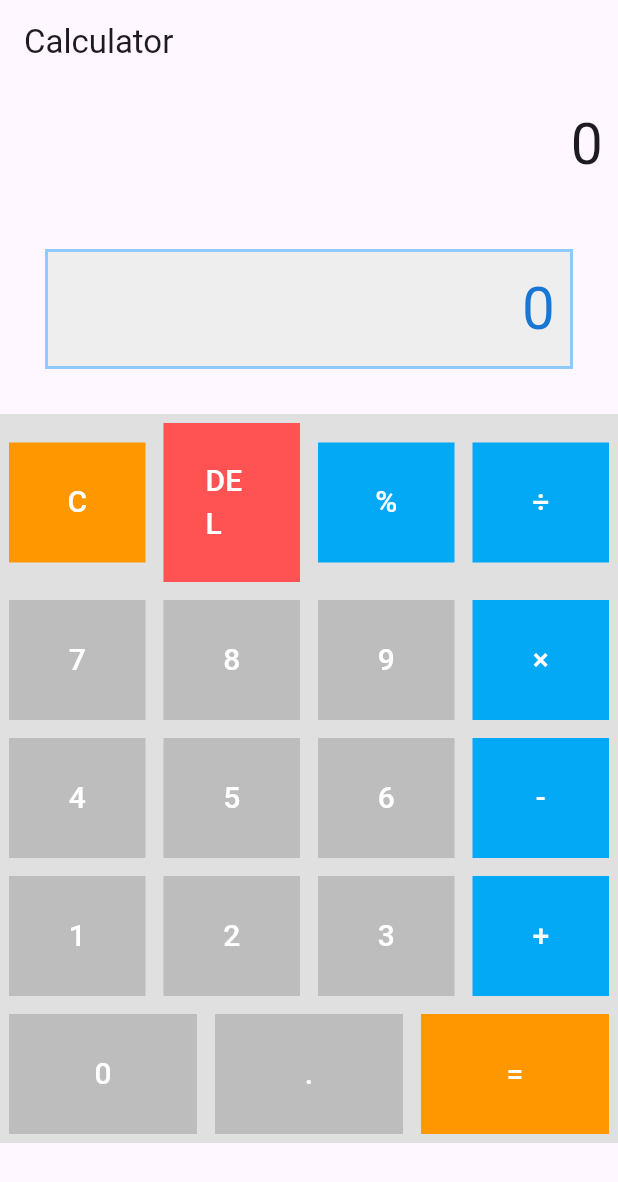
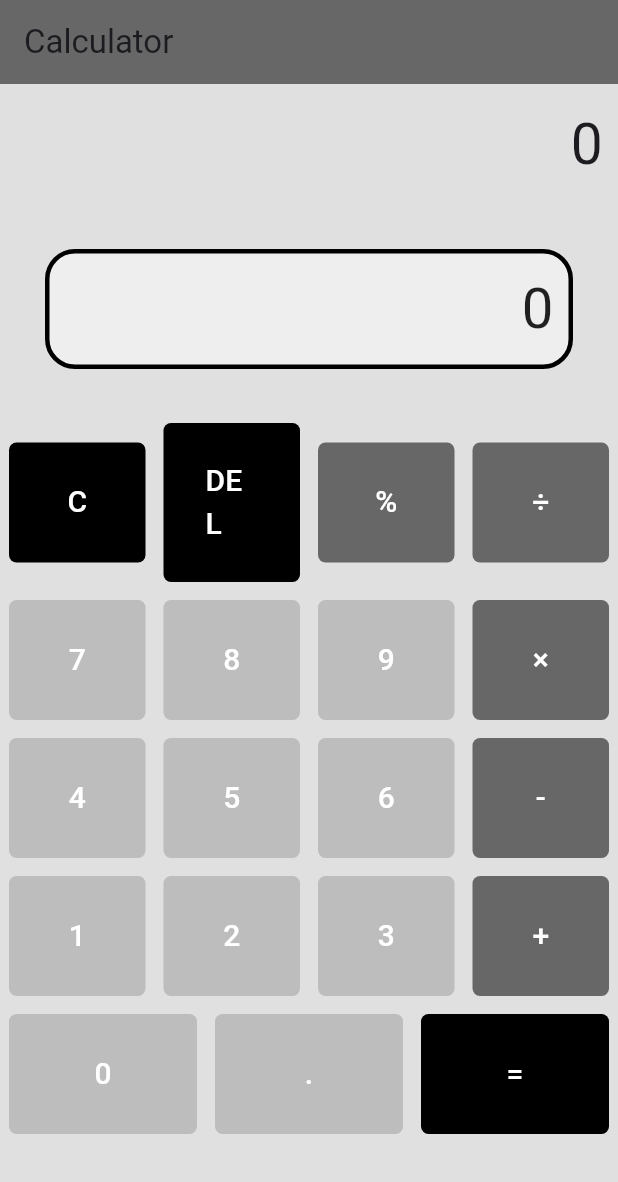
Before and after one commit to samuelpastor31/Calculadora-Flutter, a Flutter app: the screen it shows after launch, on a phone screen of 412 x 824 dp. Shown: the top 1182 px of the screen. Run offline on Flutter 3.47's test engine with Material 3 defaults, Android fonts, the phone set to English and light mode, and no system bars; our stand-ins replace math_expressions.

Commit message:
septimo commit, actividad 3

```diff
--- a/lib/calculator_home.dart
+++ b/lib/calculator_home.dart
@@ -41,10 +41,11 @@ class _CalculatorHomeState extends State<CalculatorHome> {
       alignment: Alignment.centerRight,
       margin: EdgeInsets.all(30.0),
       decoration: BoxDecoration(
+        borderRadius: BorderRadius.circular(20.0), //todo activ3 borde
         color: Colors.grey.shade200,
         border: Border.all(
-          color: Colors.blue.shade200,
-          width: 2,
+          color: Colors.black, //todo activ3 cambio de color y grosor del borde
+          width: 3,
         ),
       ),
       height: CalculatorHome.panelMaxHeight, //todo activ1 Restricción de altura máxima
@@ -55,7 +56,7 @@ class _CalculatorHomeState extends State<CalculatorHome> {
           _resultText,
           style: TextStyle(
             fontSize: _resultFontSize,
-            color: Colors.blue.shade700,
+            color: Colors.black87, //todo activ3 cambio color resultado a negro
           ),
           overflow: TextOverflow.ellipsis, //todo activ1 Evita que se desborde el texto
         ),
@@ -67,7 +68,9 @@ class _CalculatorHomeState extends State<CalculatorHome> {
     return Container(
       margin: EdgeInsets.all(6),
       padding: EdgeInsets.all(16),
-      decoration: BoxDecoration(color: color,),
+      decoration: BoxDecoration(
+          color: color,
+          borderRadius: BorderRadius.circular(5.0)),//todo activ3 botones redondeados
       child: TextButton(
         child: Text(
           text,
@@ -78,7 +81,7 @@ class _CalculatorHomeState extends State<CalculatorHome> {
     );
   }
 
-  Widget _buttonsPanel() {
+  Widget _buttonsPanel() { //todo activ3 cambio color
     return Container(
       color: Colors.grey.shade300,
       child: Column(
@@ -86,10 +89,10 @@ class _CalculatorHomeState extends State<CalculatorHome> {
         children: <Widget>[
           Row(
             children: <Widget>[
-              Expanded(child: _calcButton('C', Colors.orange),),
-              Expanded(child:_calcButton('DEL', Colors.redAccent),),
-              Expanded(child:_calcButton('%', Colors.lightBlue),),
-              Expanded(child:_calcButton('÷', Colors.lightBlue),),
+              Expanded(child: _calcButton('C', Colors.black),),
+              Expanded(child:_calcButton('DEL', Colors.black),),
+              Expanded(child:_calcButton('%', Colors.black54),),
+              Expanded(child:_calcButton('÷', Colors.black54),),
             ],
           ),
           Row(
@@ -97,7 +100,7 @@ class _CalculatorHomeState extends State<CalculatorHome> {
               Expanded(child:_calcButton('7', Colors.grey.shade400),),
               Expanded(child:_calcButton('8', Colors.grey.shade400),),
               Expanded(child:_calcButton('9', Colors.grey.shade400),),
-              Expanded(child:_calcButton('×', Colors.lightBlue),),
+              Expanded(child:_calcButton('×', Colors.black54),),
             ],
           ),
           Row(
@@ -105,7 +108,7 @@ class _CalculatorHomeState extends State<CalculatorHome> {
               Expanded(child:_calcButton('4', Colors.grey.shade400),),
               Expanded(child:_calcButton('5', Colors.grey.shade400),),
               Expanded(child:_calcButton('6', Colors.grey.shade400),),
-              Expanded(child:_calcButton('-', Colors.lightBlue),),
+              Expanded(child:_calcButton('-', Colors.black54),),
             ],
           ),
           Row(
@@ -113,7 +116,7 @@ class _CalculatorHomeState extends State<CalculatorHome> {
               Expanded(child:_calcButton('1', Colors.grey.shade400),),
               Expanded(child:_calcButton('2', Colors.grey.shade400),),
               Expanded(child:_calcButton('3', Colors.grey.shade400),),
-              Expanded(child:_calcButton('+', Colors.lightBlue),),
+              Expanded(child:_calcButton('+', Colors.black54),),
             ],
           ),
 
@@ -121,7 +124,7 @@ class _CalculatorHomeState extends State<CalculatorHome> {
             children: <Widget>[
               Expanded(child:_calcButton('0', Colors.grey.shade400),),
               Expanded(child:_calcButton('.', Colors.grey.shade400),),
-              Expanded(child:_calcButton('=', Colors.orange),),
+              Expanded(child:_calcButton('=', Colors.black),),
             ],
           ),
         ],
@@ -178,7 +181,8 @@ class _CalculatorHomeState extends State<CalculatorHome> {
   @override
   Widget build(BuildContext context) {
     return Scaffold(
-      appBar: AppBar(title: Text('Calculator')),
+      appBar: AppBar(title: Text('Calculator'), backgroundColor:Colors.black54 , elevation: 0.0, ),//todo activ3 borrado de sombra
+      backgroundColor: Colors.grey.shade300, //todo activ3 cambio de color del appbar a negro
       resizeToAvoidBottomInset: false,//todo activ2 evita que la pantalla se suba
       body: Column(
         mainAxisAlignment: MainAxisAlignment.spaceBetween,
```
